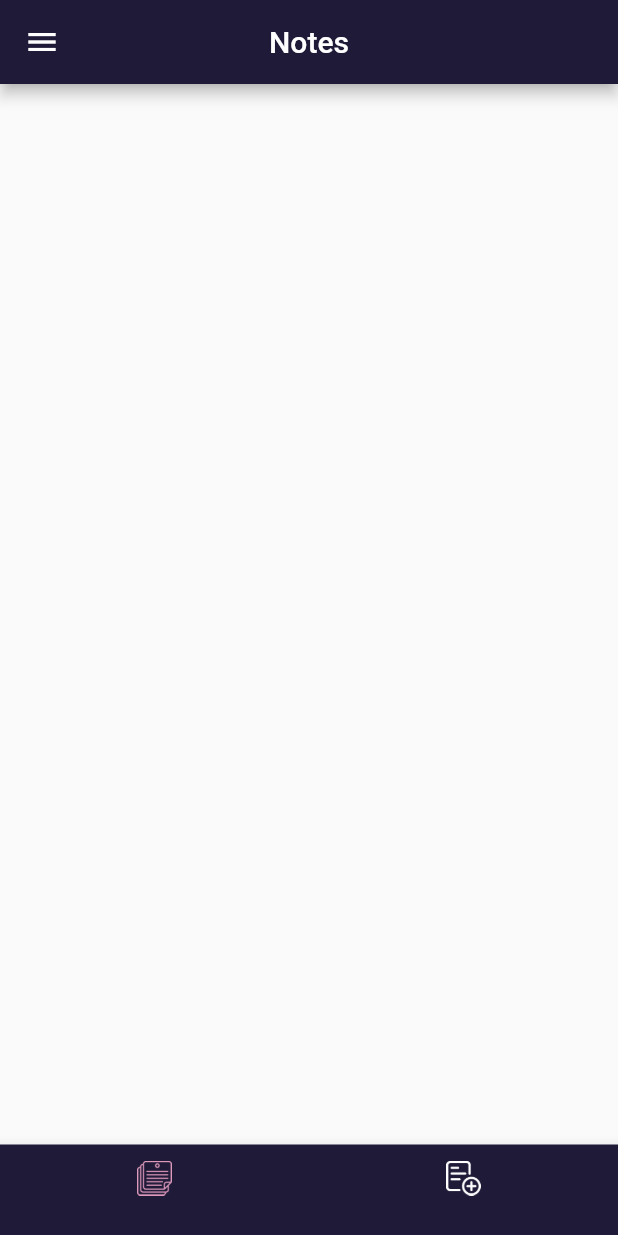
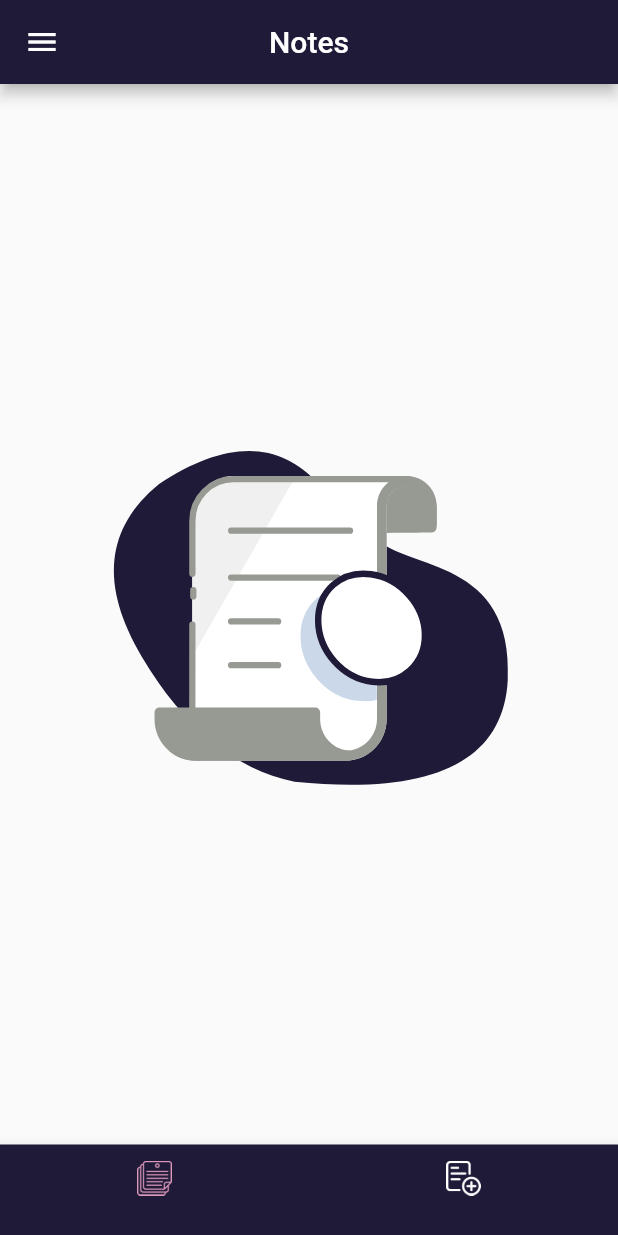
Before and after one commit to yusufmsabeh/NotesStateful, a Flutter app: the screen it shows after launch, on a phone screen of 412 x 824 dp. Run offline on Flutter 3.47's test engine with Material 2 defaults, Android fonts, the phone set to English and light mode, and no system bars; our stand-ins replace lottie.

Commit message:
add empty animation to the all notes screen

```diff
--- a/lib/AllNotes.dart
+++ b/lib/AllNotes.dart
@@ -1,6 +1,7 @@
 import 'package:flutter/cupertino.dart';
 import 'package:flutter/src/foundation/key.dart';
 import 'package:flutter/src/widgets/framework.dart';
+import 'package:lottie/lottie.dart';
 
 import 'NoteWidget.dart';
 import 'model/note.dart';
@@ -23,6 +24,13 @@ class _AllNotesState extends State<AllNotes> {
 
   @override
   Widget build(BuildContext context) {
+    if (Notes.isEmpty) {
+      return Center(
+          child: Container(
+              width: MediaQuery.of(context).size.width - 40,
+              height: MediaQuery.of(context).size.height - 40,
+              child: Lottie.asset('assets/animation/empty.json')));
+    }
     return ListView.builder(
         itemCount: widget.notes.length,
         itemBuilder: (context, index) =>
--- a/pubspec.yaml
+++ b/pubspec.yaml
@@ -34,6 +34,7 @@ dependencies:
   # The following adds the Cupertino Icons font to your application.
   # Use with the CupertinoIcons class for iOS style icons.
   cupertino_icons: ^1.0.2
+  lottie: ^1.3.0
 
 dev_dependencies:
   flutter_test:
@@ -71,6 +72,7 @@ flutter:
     - assets/sticky-notes_selected2.png
     - assets/edit.png
     - assets/delete.png
+    - assets/animation/empty.json
 
   #   - images/a_dot_burr.jpeg
   #   - images/a_dot_ham.jpeg
```
Also changed, not shown: assets/animation/empty.json (added, +1 -0 lines), pubspec.lock.
